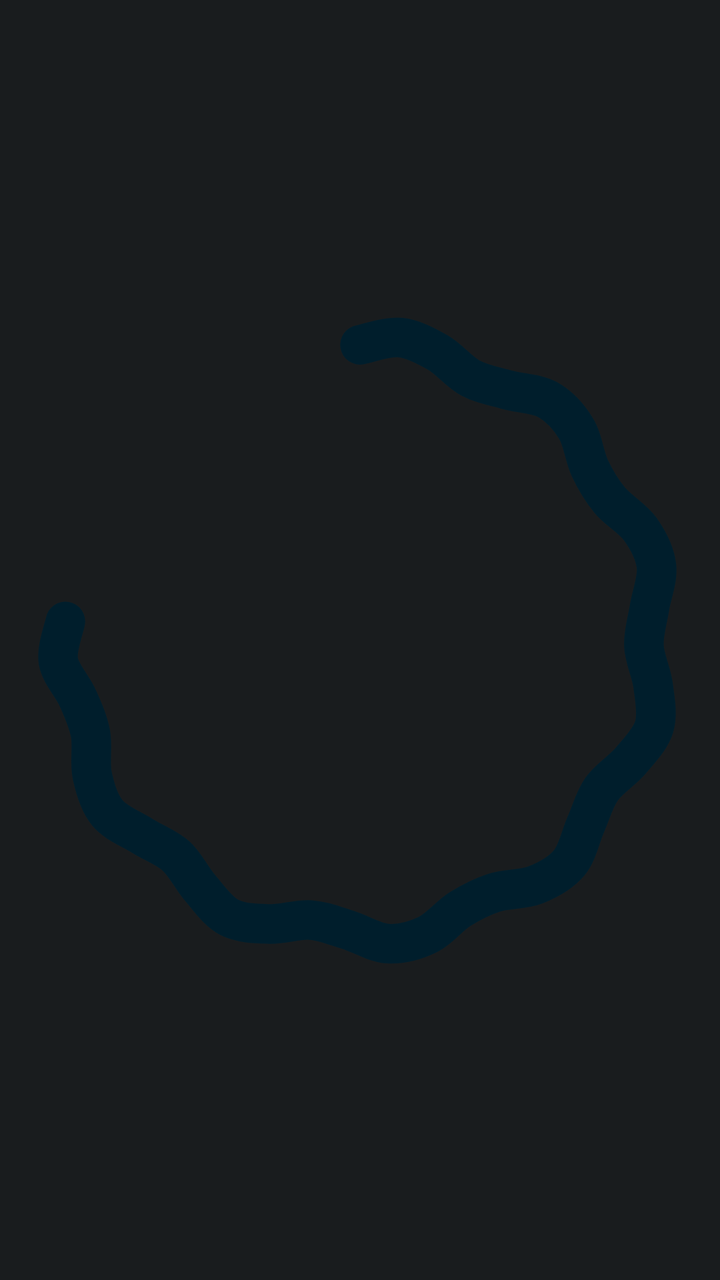
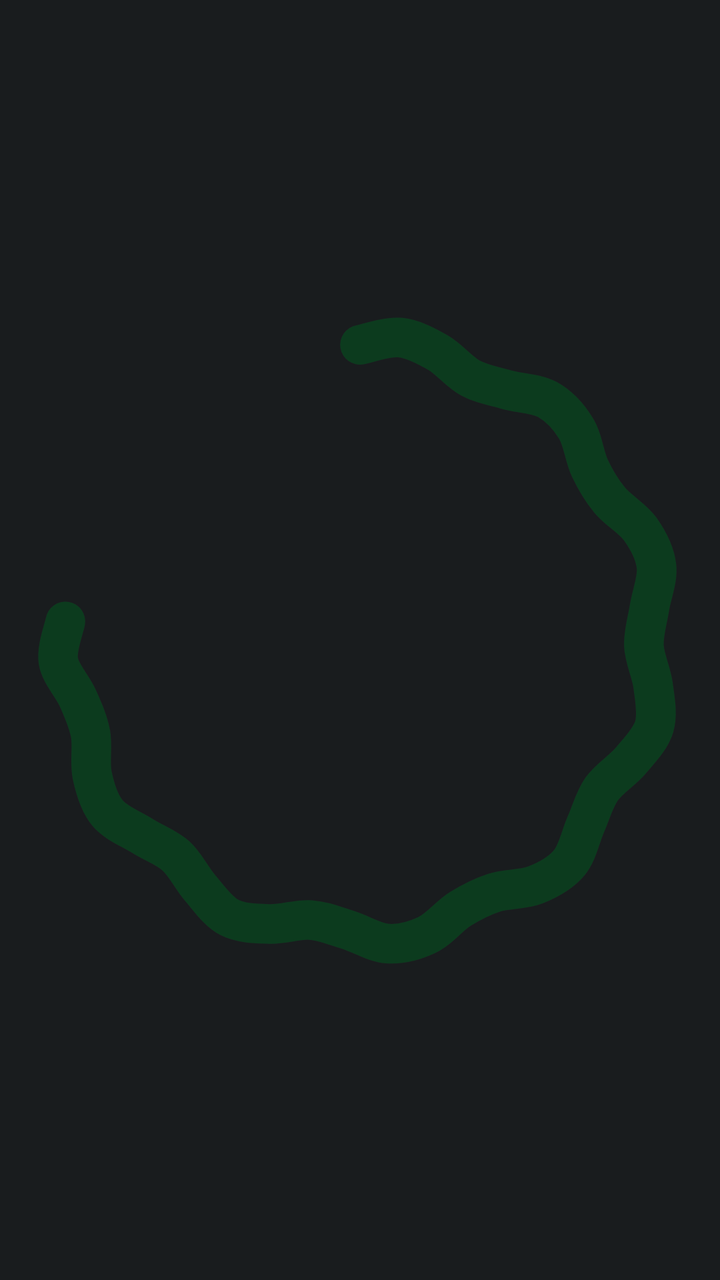

The first picture is an Android layout as it rendered before a commit; the second is the same layout after the commit. The layout source and the unified diff follow.
<!-- AndroidManifest.xml: application theme AppTheme -->
<!-- res/layout/wave_76.xml -->
<?xml version="1.0" encoding="utf-8"?>
<ProgressBar xmlns:android="http://schemas.android.com/apk/res/android"
    android:id="@+id/wave"
    android:layout_width="120dp"
    android:layout_height="120dp"
    android:layout_gravity="center"
    android:indeterminate="true"
    android:indeterminateBehavior="repeat"
    android:indeterminateDuration="1600"
    android:indeterminateDrawable="@drawable/charge_wave_76"
    android:indeterminateTint="@color/g_on_primary_c"
    android:indeterminateTintMode="src_in" />
<!-- resources referenced by this layout -->
<resources>
  <color name="g_on_primary_c">@android:color/system_accent1_900</color>
  <!-- drawable charge_wave_76: vector/xml drawable (drawable, 52602 chars, omitted) -->
  <style name="AppTheme" parent="@android:style/Theme.DeviceDefault.NoActionBar">
          <item name="android:windowBackground">@color/ui_bg</item>
          <item name="android:statusBarColor">@android:color/transparent</item>
          <item name="android:navigationBarColor">@android:color/transparent</item>
          <item name="android:windowLightStatusBar">false</item>
          <item name="android:windowLightNavigationBar">false</item>
      </style>
  <color name="ui_bg">@android:color/system_neutral1_900</color>
</resources>

<!-- the commit's change to res/layout/wave_76.xml (unified diff, before → after) -->
@@ -8,5 +8,5 @@
     android:indeterminateBehavior="repeat"
     android:indeterminateDuration="1600"
     android:indeterminateDrawable="@drawable/charge_wave_76"
-    android:indeterminateTint="@color/g_on_primary_c"
+    android:indeterminateTint="@color/g_on_charge"
     android:indeterminateTintMode="src_in" />
<!-- resource entries referenced after the edit -->
@@ -1,6 +1,6 @@
 <!-- resources referenced by this layout -->
 <resources>
-  <color name="g_on_primary_c">@android:color/system_accent1_900</color>
+  <color name="g_on_charge">#FF0C3B1E</color>
   <!-- drawable charge_wave_76: vector/xml drawable (drawable, 52602 chars, omitted) -->
   <style name="AppTheme" parent="@android:style/Theme.DeviceDefault.NoActionBar">
           <item name="android:windowBackground">@color/ui_bg</item>
